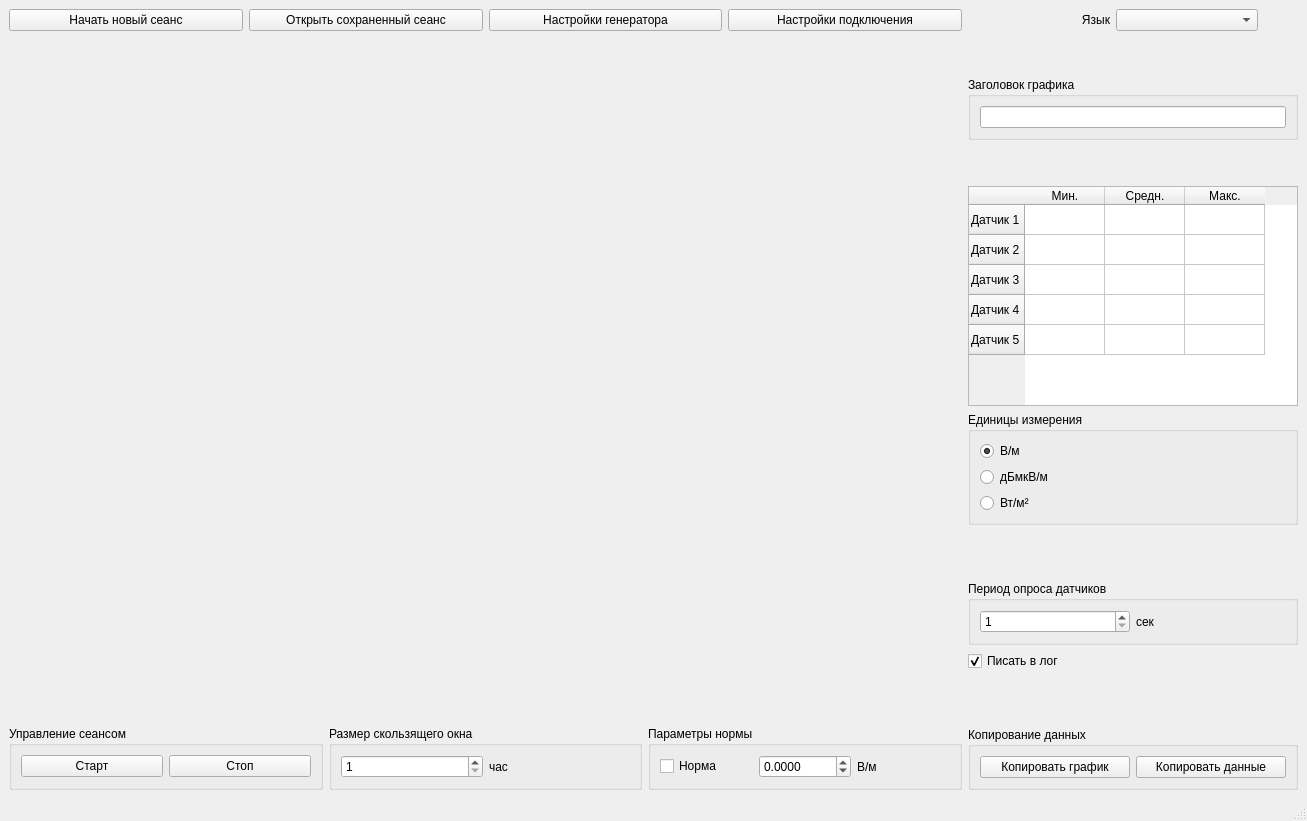
First picture: the form in smef/mainwindow.ui, repository CrinitusFeles/SMEF, before the edit.
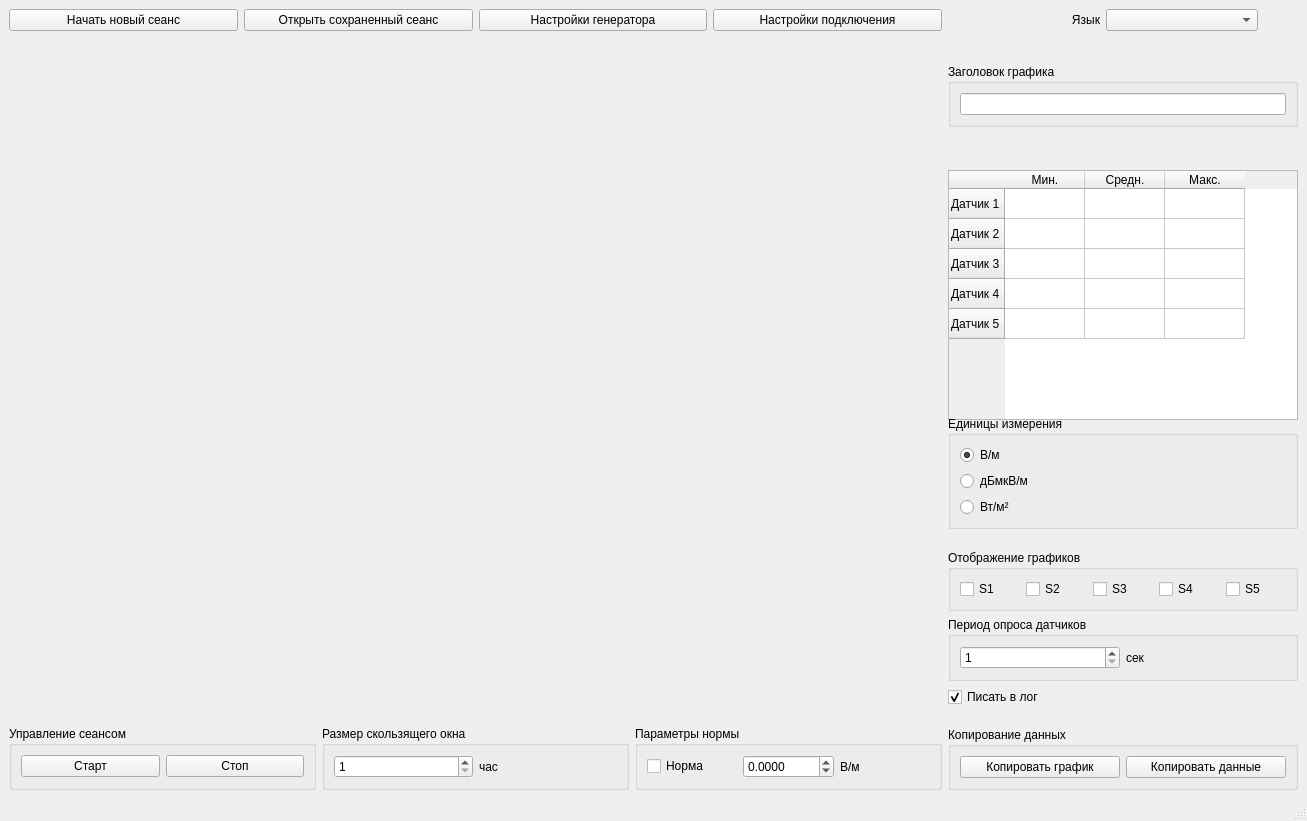
Second picture: the form after the edit. Custom widgets are drawn as their Qt base class.

```diff
--- a/smef/mainwindow.ui
+++ b/smef/mainwindow.ui
@@ -14,7 +14,7 @@
    <string>MainWindow</string>
   </property>
   <widget class="QWidget" name="centralwidget">
-   <layout class="QHBoxLayout" name="horizontalLayout_11">
+   <layout class="QHBoxLayout" name="horizontalLayout_13">
     <item>
      <layout class="QHBoxLayout" name="horizontalLayout_3">
       <item>
@@ -287,8 +287,8 @@
           </property>
           <property name="minimumSize">
            <size>
-            <width>330</width>
-            <height>220</height>
+            <width>350</width>
+            <height>250</height>
            </size>
           </property>
           <property name="maximumSize">
@@ -400,6 +400,54 @@
           </property>
          </spacer>
         </item>
+        <item>
+         <widget class="QGroupBox" name="groupBox_8">
+          <property name="title">
+           <string>Отображение графиков</string>
+          </property>
+          <layout class="QHBoxLayout" name="horizontalLayout_12">
+           <item>
+            <layout class="QHBoxLayout" name="horizontalLayout_11">
+             <item>
+              <widget class="QCheckBox" name="s1_legend_checkbox">
+               <property name="text">
+                <string>S1</string>
+               </property>
+              </widget>
+             </item>
+             <item>
+              <widget class="QCheckBox" name="s2_legend_checkbox">
+               <property name="text">
+                <string>S2</string>
+               </property>
+              </widget>
+             </item>
+             <item>
+              <widget class="QCheckBox" name="s3_legend_checkbox">
+               <property name="text">
+                <string>S3</string>
+               </property>
+              </widget>
+             </item>
+             <item>
+              <widget class="QCheckBox" name="s4_legend_checkbox">
+               <property name="text">
+                <string>S4</string>
+               </property>
+              </widget>
+             </item>
+             <item>
+              <widget class="QCheckBox" name="s5_legend_checkbox">
+               <property name="text">
+                <string>S5</string>
+               </property>
+              </widget>
+             </item>
+            </layout>
+           </item>
+          </layout>
+         </widget>
+        </item>
         <item>
          <widget class="QGroupBox" name="groupBox_7">
           <property name="title">
```
